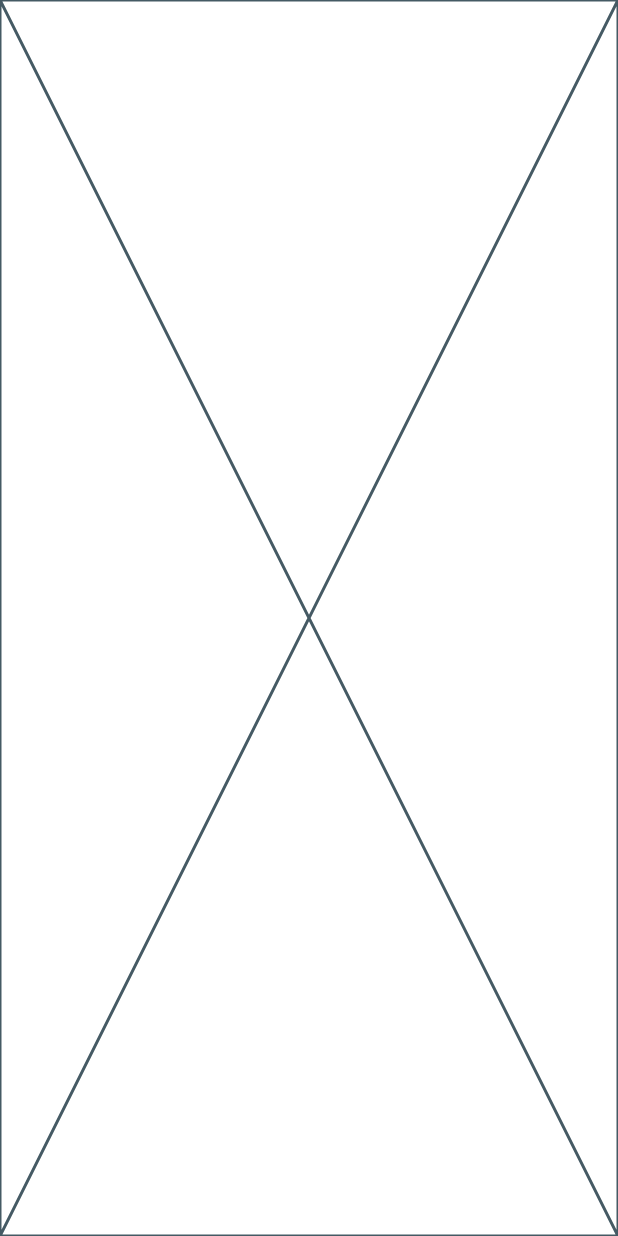
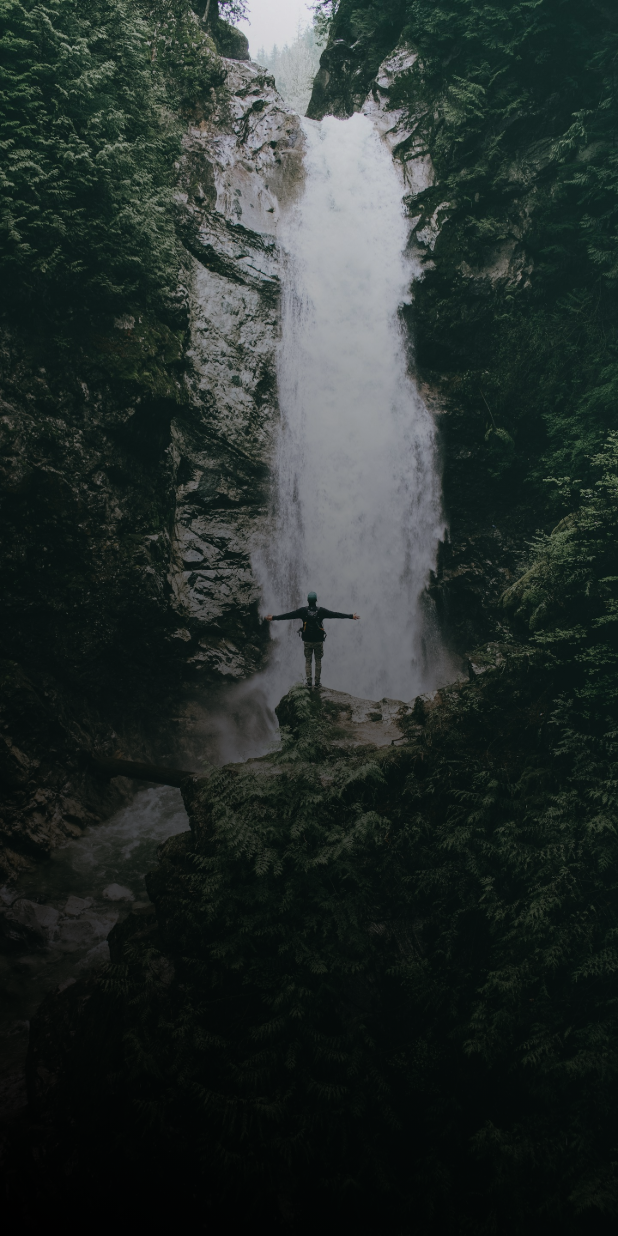
Before and after one commit to Tosin8/hooliday, a Flutter app: the screen it shows after launch, on a phone screen of 412 x 824 dp. Run offline on Flutter 3.47's test engine with Material 3 defaults, Android fonts, the phone set to English and light mode, and no system bars; our stand-ins replace firebase_core, font_awesome_flutter, get, page_transition; missing offline and left inert: dart:ffi; accounts and stored records are empty.

Commit message:
Creating splashScreen

```diff
--- a/lib/extensions/splash_screen.dart
+++ b/lib/extensions/splash_screen.dart
@@ -10,6 +10,25 @@ class OnboardScreen extends StatefulWidget {
 class _OnboardScreenState extends State<OnboardScreen> {
   @override
   Widget build(BuildContext context) {
-    return const Placeholder();
+    return Scaffold(
+      body: Container(
+      decoration: const BoxDecoration(
+        image: DecorationImage(
+          image: AssetImage('assets/splash/2.jpg'), fit: BoxFit.cover)
+      ),
+      child: Container(
+        decoration: const BoxDecoration(
+          gradient: LinearGradient
+          (colors: [
+            Colors.black,
+            Colors.transparent,
+
+          ],
+          begin: Alignment.bottomLeft,
+          end: Alignment.topRight)
+        )
+      ),
+      ),
+    );
   }
 }
--- a/pubspec.yaml
+++ b/pubspec.yaml
@@ -53,6 +53,8 @@ flutter:
     - assets/images/china_new_year.jpg
     - assets/images/oktober_fest.jpg
     - assets/images/diwali_fest.jpg
+    - assets/splash/
+
 
   fonts:
     - family: Fleur De Leah
```
Also changed, not shown: assets/splash/1.jpg (added), assets/splash/2.jpg (added), assets/splash/3.jpg (added).
